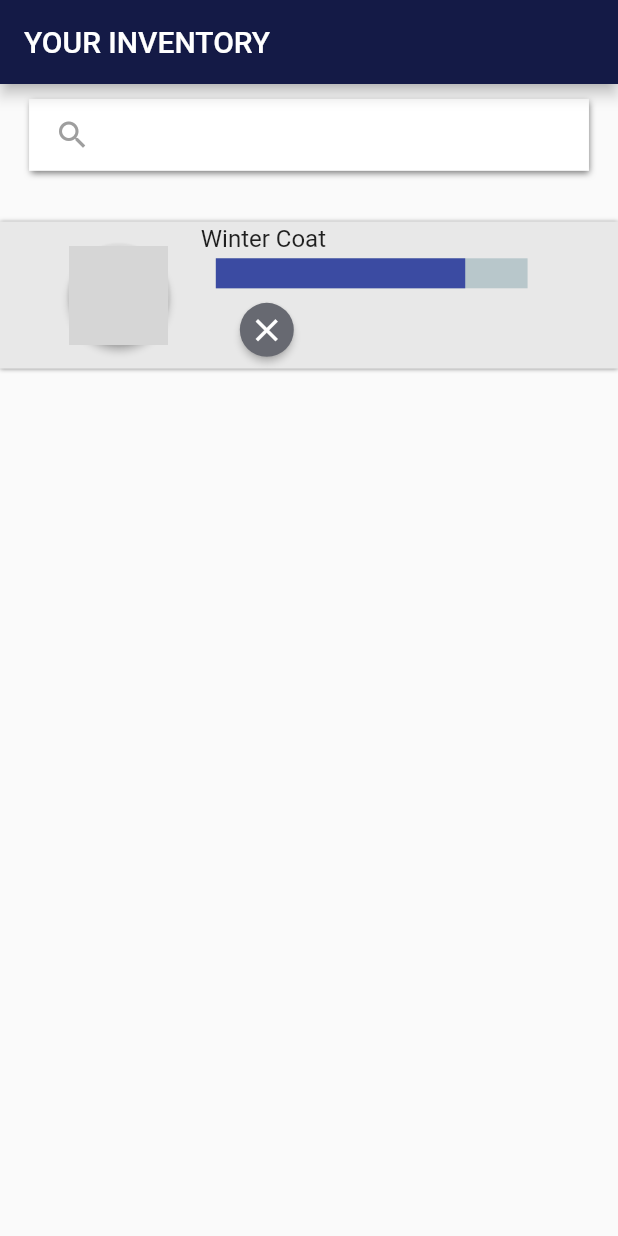
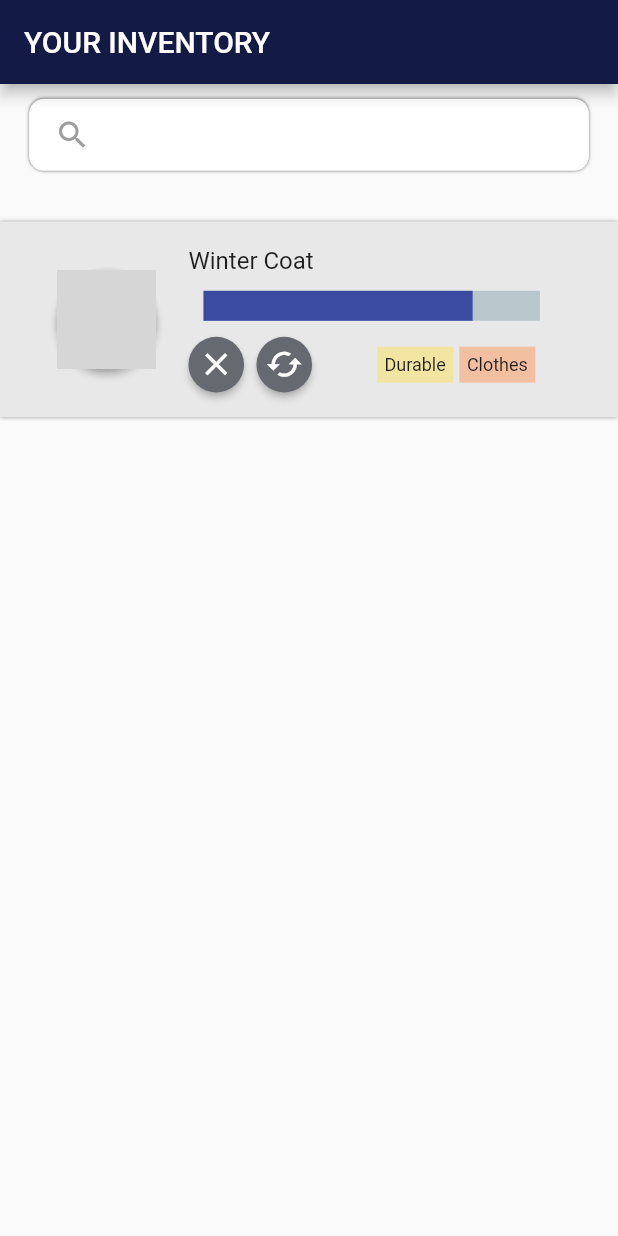
Before and after one commit to javib51/junction-2019, a Flutter app: the screen it shows after launch, on a phone screen of 412 x 824 dp. Run offline on Flutter 3.47's test engine with Material 2 defaults, Android fonts, the phone set to English and light mode, and no system bars; drawn by our look-alikes of circular_profile_avatar, percent_indicator; network calls fail; Roboto replaces fonts that are missing (Avenir); grey boxes are pictures that could not be loaded.

Commit message:
inventory - skeleton finished

```diff
--- a/app/lib/screens/inventory.dart
+++ b/app/lib/screens/inventory.dart
@@ -22,13 +22,14 @@ class _InventoryPageState extends State<InventoryPage> {
           right: getSizeWidth(context, 4.7),
           top: getSizeHeight(context, 1.2)),
       child: new DecoratedBox(
-        decoration: new BoxDecoration(color: Colors.white,
-//          borderRadius: new BorderRadius.all(new Radius.circular(10.0)),
+        decoration: new BoxDecoration(
+            color: Colors.white,
+            borderRadius: new BorderRadius.all(new Radius.circular(10.0)),
             boxShadow: [
               new BoxShadow(
                   color: Colors.black54,
-                  offset: new Offset(1.0, 2.0),
-                  blurRadius: 3.0)
+//                  offset: new Offset(1.0, 2.0),
+                  blurRadius: 1.0)
             ]),
         child: Row(
           children: <Widget>[
@@ -64,7 +65,7 @@ class _InventoryPageState extends State<InventoryPage> {
 
   Widget _buildItem(BuildContext context, String title) {
     return Container(
-      height: getSizeHeight(context, 11.9),
+//      height: getSizeHeight(context, 11.9),
       child: new DecoratedBox(
         decoration: new BoxDecoration(color: Color(0xffe8e8e8),
 //          borderRadius: new BorderRadius.all(new Radius.circular(10.0)),
@@ -75,7 +76,9 @@ class _InventoryPageState extends State<InventoryPage> {
                   blurRadius: 2.0)
             ]),
         child: Container(
-          padding: EdgeInsets.symmetric(horizontal: getSizeWidth(context, 6.1)),
+          padding: EdgeInsets.symmetric(
+              vertical: getSizeHeight(context, 2),
+              horizontal: getSizeWidth(context, 6.1)),
           child: Row(
             mainAxisAlignment: MainAxisAlignment.center,
             children: <Widget>[
@@ -86,7 +89,11 @@ class _InventoryPageState extends State<InventoryPage> {
                 borderWidth: 1,
                 initialsText: Text(
                   'ITEM',
-                  style: TextStyle(fontSize: 18, color: Colors.white),
+                  style: TextStyle(
+                    fontSize: 18,
+                    color: Colors.white,
+                    fontFamily: "Avenir",
+                  ),
                 ),
                 borderColor: Colors.transparent,
                 elevation: 2.0,
@@ -103,12 +110,17 @@ class _InventoryPageState extends State<InventoryPage> {
                     "Winter Coat",
                     style: TextStyle(
                       fontSize: 16,
+                      fontFamily: "Avenir",
+                      fontWeight: FontWeight.w400,
                     ),
+                  ),
+                  SizedBox(
+                    height: getSizeHeight(context, 1.3),
                   ),
                   Padding(
                     padding: EdgeInsets.only(right: 5.0),
                     child: new LinearPercentIndicator(
-                      width: getSizeWidth(context, 55.3),
+                      width: getSizeWidth(context, 59.3),
                       animation: true,
                       lineHeight: 20.0,
                       animationDuration: 2200,
@@ -117,8 +129,16 @@ class _InventoryPageState extends State<InventoryPage> {
                       progressColor: Color(0xe82f3f9e),
                     ),
                   ),
-                  Row(children: <Widget>[
-                    new RawMaterialButton(
+                  SizedBox(
+                    height: getSizeHeight(context, 1.3),
+                  ),
+                  Row(
+                    mainAxisAlignment: MainAxisAlignment.start,
+                    children: <Widget>[
+                      Container(
+                        height: getSizeHeight(context, 4.5),
+                        width: getSizeHeight(context, 4.5),
+                        child: new FloatingActionButton(
                           onPressed: () {},
                           child: new Icon(
                             Icons.clear,
@@ -127,10 +147,63 @@ class _InventoryPageState extends State<InventoryPage> {
                           ),
                           shape: new CircleBorder(),
                           elevation: 2.0,
-                      fillColor: Color(0xff676971),
+                          backgroundColor: Color(0xff676971),
 //                      padding: const EdgeInsets.all(15.0),
                         ),
-                  ],),
+                      ),
+                      SizedBox(
+                        width: getSizeWidth(context, 2),
+                      ),
+                      Container(
+                        height: getSizeHeight(context, 4.5),
+                        width: getSizeHeight(context, 4.5),
+                        child: new FloatingActionButton(
+                          onPressed: () {},
+                          child: new Icon(
+                            Icons.cached,
+                            color: Colors.white,
+                            size: 25.0,
+                          ),
+                          shape: new CircleBorder(),
+                          elevation: 2.0,
+                          backgroundColor: Color(0xff676971),
+//                      padding: const EdgeInsets.all(15.0),
+                        ),
+                      ),
+                      SizedBox(
+                        width: getSizeWidth(context, 10.5),
+                      ),
+                      Container(
+                        color: Color(0xfff2e5a1),
+                        padding: EdgeInsets.all(5),
+                        child: Text(
+                          "Durable",
+                          textAlign: TextAlign.center,
+                          style: TextStyle(
+                            fontSize: 12,
+                            fontFamily: "Avenir",
+                            fontWeight: FontWeight.w400,
+                          ),
+                        ),
+                      ),
+                      SizedBox(
+                        width: getSizeWidth(context, 1),
+                      ),
+                      Container(
+                        color: Color(0xfff2bfa1),
+                        padding: EdgeInsets.all(5),
+                        child: Text(
+                          "Clothes",
+                          textAlign: TextAlign.center,
+                          style: TextStyle(
+                            fontSize: 12,
+                            fontFamily: "Avenir",
+                            fontWeight: FontWeight.w400,
+                          ),
+                        ),
+                      ),
+                    ],
+                  ),
                 ],
               ),
             ],
@@ -142,7 +215,7 @@ class _InventoryPageState extends State<InventoryPage> {
 
   List<Widget> _buildItems(BuildContext context) {
     return [
-      _buildItem(context, "Title"),
+      _buildItem(context, "Winter Coat"),
     ];
   }
 
```
Lines whose indentation alone changed are shown as unchanged.
